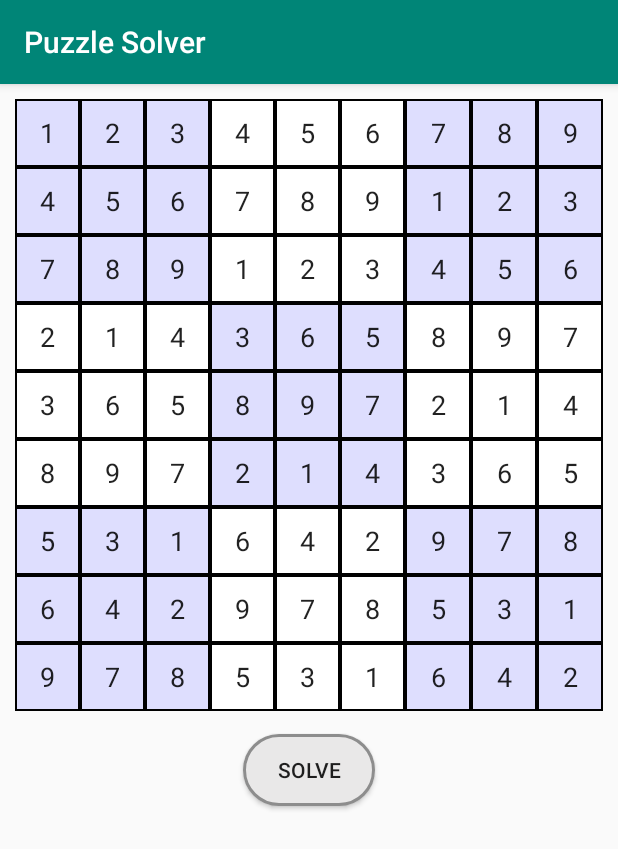
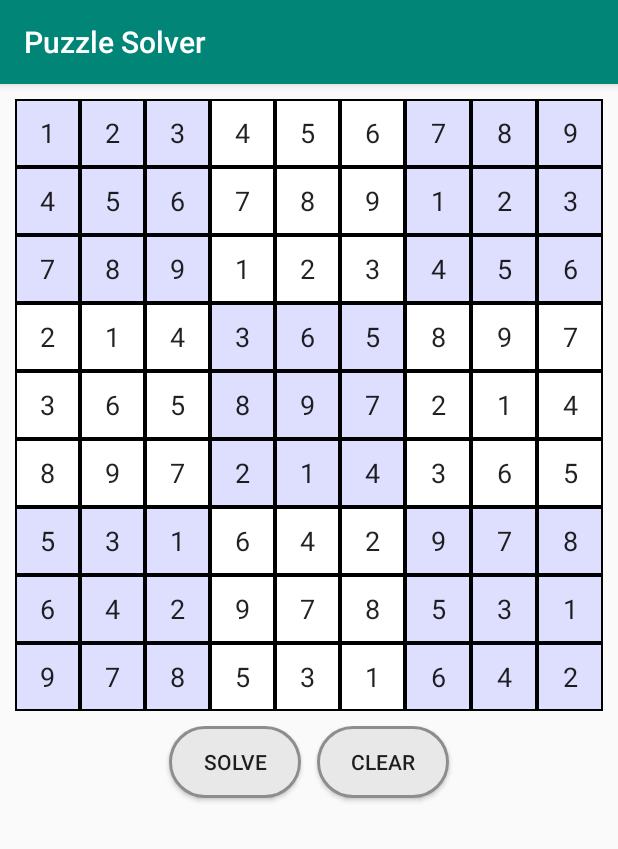
Before and after one commit to kashew-developers/PuzzleSolver, an Android app: the Sudoku screen opened directly, with no data from a screen before it, after a tap on "SOLVE", on a phone screen of 412 x 824 dp. Shown: the top 849 px of the screen. Run offline under Robolectric (Android 15) with nearby library versions, the phone set to English and light mode, and no system bars.

Commit message:
Add Clear Button to Sudoku.java

```diff
--- a/app/src/main/java/in/kashewdevelopers/puzzlesolver/Sudoku.java
+++ b/app/src/main/java/in/kashewdevelopers/puzzlesolver/Sudoku.java
@@ -284,4 +284,17 @@ public class Sudoku extends AppCompatActivity {
         return false;
     }
 
+    public void onClearClick(View v) {
+
+        for (int i = 0; i < sudokuBoxLayout.getChildCount(); i++) {
+            LinearLayout row = (LinearLayout) sudokuBoxLayout.getChildAt(i);
+            for (int j = 0; j < row.getChildCount(); j++) {
+                EditText box = (EditText) row.getChildAt(j);
+                box.setText(R.string.blank);
+            }
+        }
+
+    }
+
+
 }
--- a/app/src/main/res/layout/activity_sudoku.xml
+++ b/app/src/main/res/layout/activity_sudoku.xml
@@ -20,6 +20,12 @@
 
         </LinearLayout>
 
+        <LinearLayout
+            android:layout_width="match_parent"
+            android:layout_height="wrap_content"
+            android:orientation="horizontal"
+            android:gravity="center_horizontal">
+
             <Button
                 android:layout_width="wrap_content"
                 android:layout_height="wrap_content"
@@ -29,6 +35,18 @@
                 android:onClick="onSolveClick"
                 android:text="@string/solve" />
 
+            <Button
+                android:layout_width="wrap_content"
+                android:layout_height="wrap_content"
+                android:layout_gravity="center_horizontal"
+                android:layout_margin="5dp"
+                android:background="@drawable/button_box"
+                android:onClick="onClearClick"
+                android:text="@string/clear" />
+
+
+        </LinearLayout>
+
     </LinearLayout>
 
 </ScrollView>
```
Lines whose indentation alone changed are shown as unchanged.
